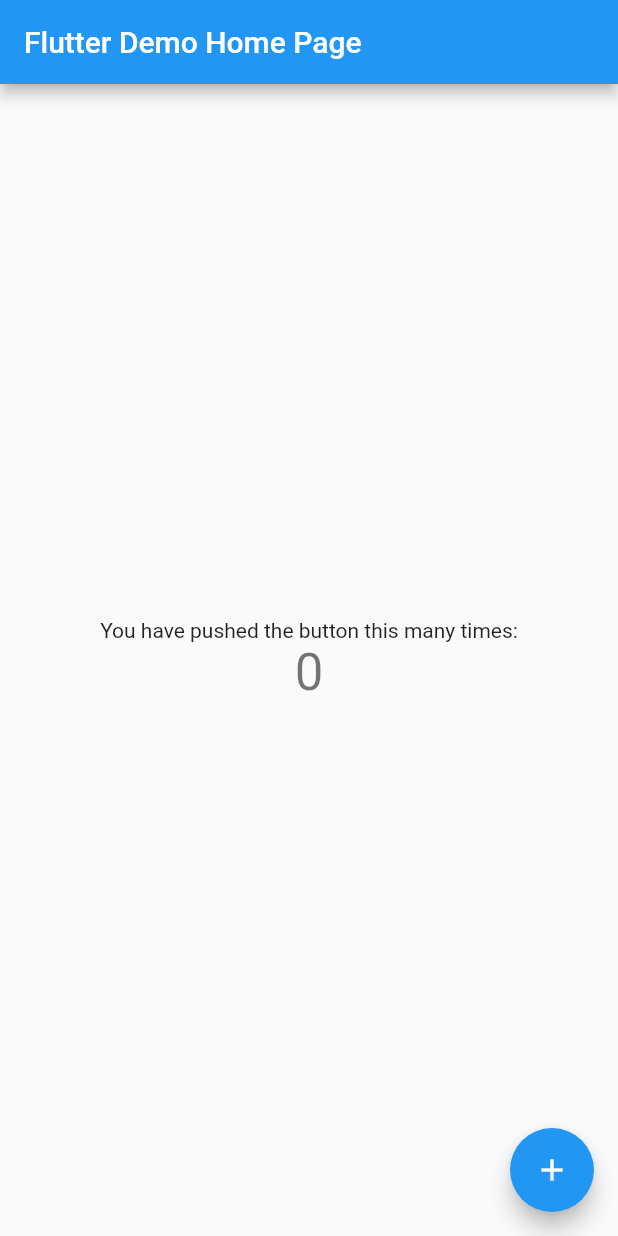
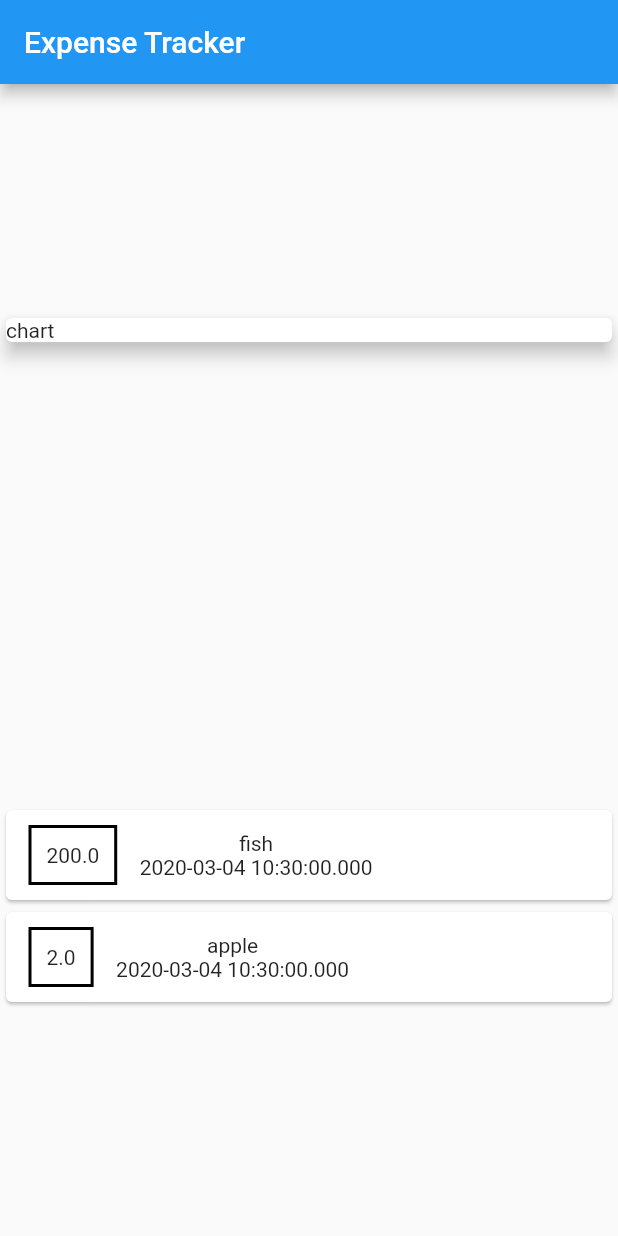
Before and after one commit to patrickcandlin/flutter_expense_planner, a Flutter app: the screen it shows after launch, on a phone screen of 412 x 824 dp. Run offline on Flutter 3.47's test engine with Material 2 defaults, Android fonts, the phone set to English and light mode, and no system bars.

Commit message:
card set up

```diff
--- a/lib/main.dart
+++ b/lib/main.dart
@@ -1,4 +1,6 @@
 import 'package:flutter/material.dart';
+
+import './transaction.dart';
 
 void main() => runApp(MyApp());
 
@@ -9,103 +11,74 @@
     return MaterialApp(
       title: 'Flutter Demo',
       theme: ThemeData(
-        // This is the theme of your application.
-        //
-        // Try running your application with "flutter run". You'll see the
-        // application has a blue toolbar. Then, without quitting the app, try
-        // changing the primarySwatch below to Colors.green and then invoke
-        // "hot reload" (press "r" in the console where you ran "flutter run",
-        // or simply save your changes to "hot reload" in a Flutter IDE).
-        // Notice that the counter didn't reset back to zero; the application
-        // is not restarted.
         primarySwatch: Colors.blue,
       ),
-      home: MyHomePage(title: 'Flutter Demo Home Page'),
+      home: ExpenseAppHome(),
     );
   }
 }
 
-class MyHomePage extends StatefulWidget {
-  MyHomePage({Key key, this.title}) : super(key: key);
-
-  // This widget is the home page of your application. It is stateful, meaning
-  // that it has a State object (defined below) that contains fields that affect
-  // how it looks.
-
-  // This class is the configuration for the state. It holds the values (in this
-  // case the title) provided by the parent (in this case the App widget) and
-  // used by the build method of the State. Fields in a Widget subclass are
-  // always marked "final".
-
-  final String title;
-
-  @override
-  _MyHomePageState createState() => _MyHomePageState();
-}
-
-class _MyHomePageState extends State<MyHomePage> {
-  int _counter = 0;
-
-  void _incrementCounter() {
-    setState(() {
-      // This call to setState tells the Flutter framework that something has
-      // changed in this State, which causes it to rerun the build method below
-      // so that the display can reflect the updated values. If we changed
-      // _counter without calling setState(), then the build method would not be
-      // called again, and so nothing would appear to happen.
-      _counter++;
-    });
-  }
-
+class ExpenseAppHome extends StatelessWidget {
+  final List<Transaction> transactions = [
+    Transaction(
+      id: 't1',
+      title: 'fish',
+      amount: 200.00,
+      date: DateTime.now(),
+    ),
+    Transaction(
+      id: 't1',
+      title: 'apple',
+      amount: 2.00,
+      date: DateTime.now(),
+    ),
+  ];
   @override
   Widget build(BuildContext context) {
-    // This method is rerun every time setState is called, for instance as done
-    // by the _incrementCounter method above.
-    //
-    // The Flutter framework has been optimized to make rerunning build methods
-    // fast, so that you can just rebuild anything that needs updating rather
-    // than having to individually change instances of widgets.
     return Scaffold(
       appBar: AppBar(
-        // Here we take the value from the MyHomePage object that was created by
-        // the App.build method, and use it to set our appbar title.
-        title: Text(widget.title),
+        title: Text('Expense Tracker'),
       ),
-      body: Center(
-        // Center is a layout widget. It takes a single child and positions it
-        // in the middle of the parent.
-        child: Column(
-          // Column is also a layout widget. It takes a list of children and
-          // arranges them vertically. By default, it sizes itself to fit its
-          // children horizontally, and tries to be as tall as its parent.
-          //
-          // Invoke "debug painting" (press "p" in the console, choose the
-          // "Toggle Debug Paint" action from the Flutter Inspector in Android
-          // Studio, or the "Toggle Debug Paint" command in Visual Studio Code)
-          // to see the wireframe for each widget.
-          //
-          // Column has various properties to control how it sizes itself and
-          // how it positions its children. Here we use mainAxisAlignment to
-          // center the children vertically; the main axis here is the vertical
-          // axis because Columns are vertical (the cross axis would be
-          // horizontal).
-          mainAxisAlignment: MainAxisAlignment.center,
-          children: <Widget>[
-            Text(
-              'You have pushed the button this many times:',
+      body: Column(
+        mainAxisAlignment: MainAxisAlignment.spaceAround,
+        crossAxisAlignment: CrossAxisAlignment.stretch,
+        children: <Widget>[
+          Container(
+            width: double.infinity,
+            child: Card(
+              child: Text('chart'),
+              elevation: 5,
             ),
-            Text(
-              '$_counter',
-              style: Theme.of(context).textTheme.headline4,
-            ),
-          ],
-        ),
+          ),
+          Column(
+            children: transactions.map((transaction) {
+              return Card(
+                child: Row(
+                  children: <Widget>[
+                    Container(
+                      margin: EdgeInsets.symmetric(
+                        vertical: 10,
+                        horizontal: 15,
+                      ),
+                      padding: EdgeInsets.all(10),
+                      child: Text(transaction.amount.toString()),
+                      decoration: BoxDecoration(
+                          border: Border.all(color: Colors.black, width: 2)),
+                    ),
+                    Column(
+                      crossAxisAlignment: CrossAxisAlignment.center,
+                      children: <Widget>[
+                        Text(transaction.title),
+                        Text(transaction.date.toString()),
+                      ],
+                    )
+                  ],
+                ),
+              );
+            }).toList(),
+          ),
+        ],
       ),
-      floatingActionButton: FloatingActionButton(
-        onPressed: _incrementCounter,
-        tooltip: 'Increment',
-        child: Icon(Icons.add),
-      ), // This trailing comma makes auto-formatting nicer for build methods.
     );
   }
 }
--- /dev/null
+++ b/lib/transaction.dart
@@ -0,0 +1,15 @@
+import 'package:flutter/foundation.dart';
+
+class Transaction {
+  final String id;
+  final String title;
+  final double amount;
+  final DateTime date;
+
+  Transaction({
+    @required this.id,
+    @required this.title,
+    @required this.amount,
+    @required this.date
+    });
+}
```
